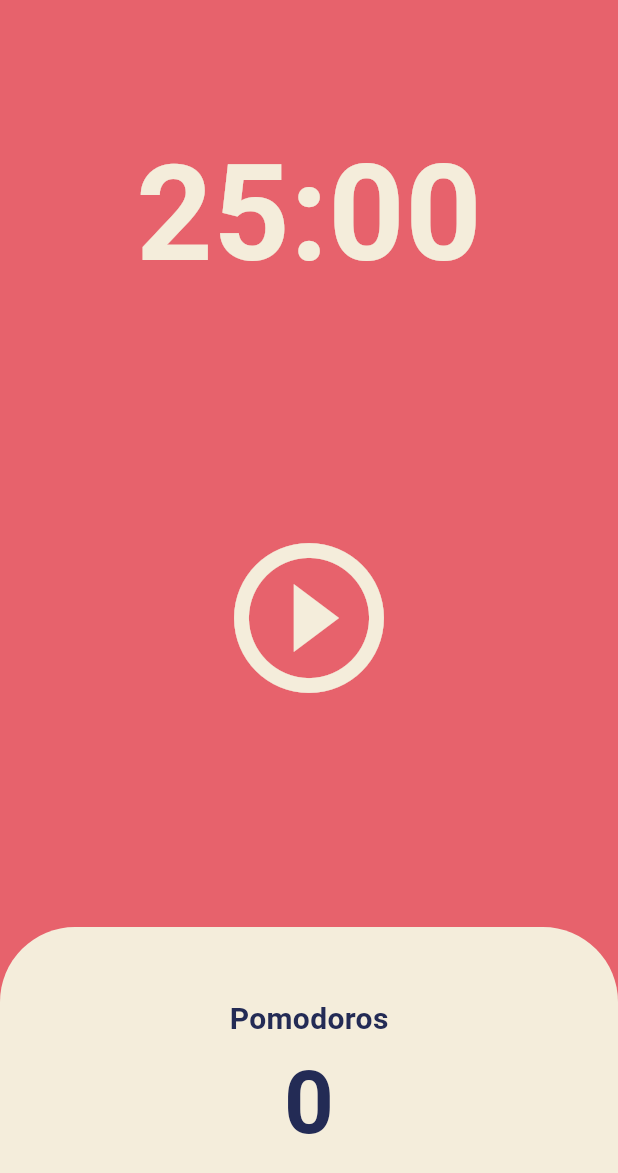
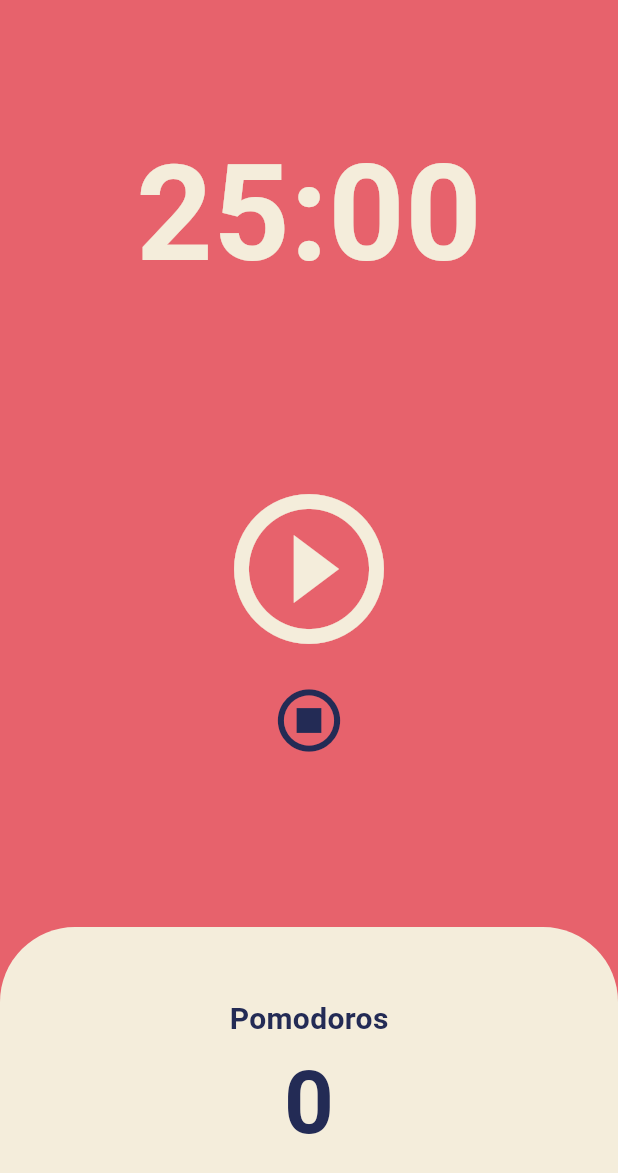
Before and after one commit to 938938/nomad_pomodoroApp, a Flutter app: the screen it shows after launch, on a phone screen of 412 x 824 dp. Shown: the top 1173 px of the screen. Run offline on Flutter 3.47's test engine with Material 3 defaults, Android fonts, the phone set to English and light mode, and no system bars.

Commit message:
[FEAT] 5.4 Code Challenge - Stop Function

```diff
--- a/lib/screens/home_screen.dart
+++ b/lib/screens/home_screen.dart
@@ -17,7 +17,7 @@ class _HomeScreenState extends State<HomeScreen> {
   late Timer timer;
 
   void onTick(Timer timer) {
-    if(totalSeconds == 0) {
+    if (totalSeconds == 0) {
       setState(() {
         totalPomodoros++;
         isRunning = false;
@@ -45,8 +45,16 @@ class _HomeScreenState extends State<HomeScreen> {
     });
   }
 
-  String format(int seconds){
-    var duration = Duration(seconds:seconds);
+  void onStopPressed() {
+    timer.cancel();
+    setState(() {
+      isRunning = false;
+      totalSeconds = fullMinutes;
+    });
+  }
+
+  String format(int seconds) {
+    var duration = Duration(seconds: seconds);
     return duration.toString().split(".").first.substring(2, 7);
   }
 
@@ -73,7 +81,10 @@ class _HomeScreenState extends State<HomeScreen> {
           Flexible(
             flex: 2,
             child: Center(
-              child: IconButton(
+              child: Column(
+                mainAxisAlignment: MainAxisAlignment.center,
+                children: [
+                  IconButton(
                     iconSize: 120,
                     color: Theme.of(context).cardColor,
                     onPressed: isRunning ? onPausePressed : onStartPressed,
@@ -82,6 +93,14 @@ class _HomeScreenState extends State<HomeScreen> {
                           ? Icons.pause_circle_outline
                           : Icons.play_circle_outline,
                     ),
+                  ),
+                  IconButton(
+                    iconSize: 50,
+                    color: Theme.of(context).textTheme.displayLarge!.color,
+                    onPressed: onStopPressed,
+                    icon: Icon(Icons.stop_circle_outlined),
+                  ),
+                ],
               ),
             ),
           ),
```
Lines whose indentation alone changed are shown as unchanged.
